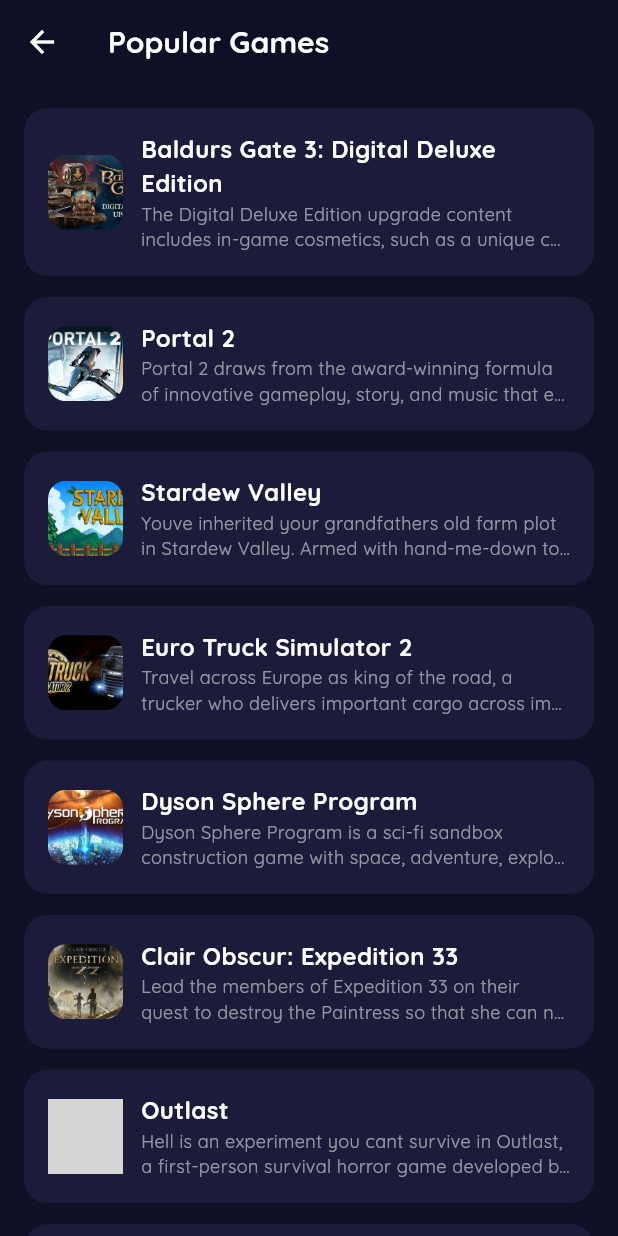
After one commit to FernandoAntonius/ProyekPAB1, a Flutter app: the screen it shows after launch, after a tap on "Show all", on a phone screen of 412 x 824 dp. The commit adds this screen. Run offline on Flutter 3.47's test engine with Material 3 defaults, Android fonts, the phone set to English and light mode, and no system bars; our stand-ins replace cached_network_image, shared_preferences; missing offline and left inert: encrypt; network calls fail; grey boxes are pictures that could not be loaded.

Commit message:
Sorting Popular Games by rating dan Sorting New Release by date & screen new release sama popular plus tombol show all

```diff
--- a/gamepedia/lib/data/game_data.dart
+++ b/gamepedia/lib/data/game_data.dart
@@ -113,6 +113,7 @@ var gameList = [
       },
     },
     isFavorite: false,
+
   ),
   Game(
     title: 'Dark and Darker',
@@ -183,6 +184,7 @@ var gameList = [
       },
     },
     isFavorite: false,
+
   ),
   Game(
     title: 'PEAK',
@@ -253,6 +255,7 @@ var gameList = [
       },
     },
     isFavorite: false,
+
   ),
   Game(
     title: 'Chained Together',
@@ -288,6 +291,7 @@ var gameList = [
       },
     },
     isFavorite: false,
+
   ),
   Game(
     title: 'Once Human',
--- a/gamepedia/lib/models/game.dart
+++ b/gamepedia/lib/models/game.dart
@@ -10,7 +10,6 @@ class Game {
   final String imageAssets;
   final List<String> screenShots;
   final Map<String, Map<String, String>> systemRequirements;
-  bool newRelease;
   bool isFavorite;
 
   Game({
@@ -25,7 +24,7 @@ class Game {
     required this.systemRequirements,
     this.isFavorite = false,
     required this.imageAssets,
-    this.newRelease = false,
     required this.rating,
+
   });
 }
--- a/gamepedia/lib/screens/home_screen.dart
+++ b/gamepedia/lib/screens/home_screen.dart
@@ -3,6 +3,8 @@ import 'package:gamepedia/data/game_data.dart';
 import 'package:gamepedia/models/game.dart';
 import 'package:gamepedia/screens/game_detail_screen.dart';
 import 'package:gamepedia/widgets/info_card.dart';
+import 'package:gamepedia/screens/new_release.dart';
+import 'package:gamepedia/screens/popular_game.dart';
 
 class HomeScreen extends StatefulWidget {
   const HomeScreen({super.key});
@@ -12,10 +14,32 @@ class HomeScreen extends StatefulWidget {
 }
 
 class _HomeScreenState extends State<HomeScreen> {
-  List<Game> _filteredGames = gameList;
+  List<Game> _filteredGames = [];
   String _searchQuery = '';
 
-  final List<Game> popularGames = gameList.take(5).toList();
+  late final List<Game> popularGames;
+  late final List<Game> newReleases;
+
+  @override
+  void initState() {
+    super.initState();
+    popularGames = (gameList
+        .where((game) => game.rating > 8)
+        .toList()
+      ..sort((a, b) => b.rating.compareTo(a.rating)))
+      .take(5)
+      .toList();
+
+    DateTime sixMonthAgo = DateTime.now().subtract(const Duration(days: 182));
+    newReleases = (gameList
+        .where((game) => game.releaseDate.isAfter(sixMonthAgo))
+        .toList()
+      ..sort((a, b) => b.releaseDate.compareTo(a.releaseDate)))
+      .take(5)
+      .toList();
+
+    _filteredGames = newReleases;
+  }
 
   @override
   Widget build(BuildContext context) {
@@ -87,7 +111,7 @@ class _HomeScreenState extends State<HomeScreen> {
                     onChanged: (value) {
                       setState(() {
                         _searchQuery = value;
-                        _filteredGames = gameList
+                        _filteredGames = newReleases
                             .where(
                               (g) => g.title.toLowerCase().contains(
                                 _searchQuery.toLowerCase(),
@@ -132,7 +156,7 @@ class _HomeScreenState extends State<HomeScreen> {
                 //POPULAR GAME
                 Row(
                   mainAxisAlignment: MainAxisAlignment.spaceBetween,
-                  children: const [
+                  children: [
                     // LEFT TITLE
                     Row(
                       children: [
@@ -153,12 +177,22 @@ class _HomeScreenState extends State<HomeScreen> {
                         ),
                       ],
                     ),
-                    Text(
+                    GestureDetector(
+                      onTap: () {
+                        Navigator.push(
+                          context,
+                          MaterialPageRoute(
+                            builder: (context) => PopularGamesScreen(),
+                          ),
+                        );
+                      },
+                      child: Text(
                         "Show all",
                         style: TextStyle(
                           color: Colors.white54,
                           fontFamily: 'Quicksand',
                           fontSize: 14,
+                        ),
                       ),
                     ),
                   ],
@@ -233,12 +267,22 @@ class _HomeScreenState extends State<HomeScreen> {
                         ),
                       ],
                     ),
-                    Text(
+                    GestureDetector(
+                      onTap: () {
+                        Navigator.push(
+                          context,
+                          MaterialPageRoute(
+                            builder: (context) => NewReleasesScreen(),
+                          ),
+                        );
+                      },
+                      child: Text(
                         "Show all",
                         style: TextStyle(
                           color: Colors.white54,
                           fontFamily: 'Quicksand',
                           fontSize: 14,
+                        ),
                       ),
                     ),
                   ],
--- /dev/null
+++ b/gamepedia/lib/screens/popular_game.dart
@@ -0,0 +1,111 @@
+import 'package:flutter/material.dart';
+import 'package:gamepedia/data/game_data.dart';
+import 'package:gamepedia/screens/game_detail_screen.dart';
+
+class PopularGamesScreen extends StatelessWidget {
+  const PopularGamesScreen({super.key});
+
+  @override
+  Widget build(BuildContext context) {
+    final popularGames = gameList
+        .where((game) => game.rating > 8)
+        .toList()
+      ..sort((a, b) => b.rating.compareTo(a.rating));
+
+    return Scaffold(
+      backgroundColor: const Color(0xFF0E1126),
+      appBar: AppBar(
+        backgroundColor: const Color(0xFF0E1126),
+        elevation: 0,
+        leading: IconButton(
+          icon: const Icon(Icons.arrow_back, color: Colors.white),
+          onPressed: () => Navigator.of(context).pop(),
+        ),
+        title: const Text(
+          "Popular Games",
+          style: TextStyle(
+            color: Colors.white,
+            fontFamily: 'Quicksand',
+            fontSize: 20,
+            fontWeight: FontWeight.bold,
+          ),
+        ),
+      ),
+      body: SafeArea(
+        child: Padding(
+          padding: const EdgeInsets.symmetric(horizontal: 16),
+          child: Column(
+            crossAxisAlignment: CrossAxisAlignment.start,
+            children: [
+              const SizedBox(height: 16),
+              Expanded(
+                child: ListView.builder(
+                  itemCount: popularGames.length,
+                  itemBuilder: (context, index) {
+                    final game = popularGames[index];
+                    return GestureDetector(
+                      onTap: () {
+                        Navigator.push(
+                          context,
+                          MaterialPageRoute(
+                            builder: (context) => GameDetailScreen(game: game),
+                          ),
+                        );
+                      },
+                      child: Container(
+                        margin: const EdgeInsets.only(bottom: 14),
+                        padding: const EdgeInsets.all(16),
+                        decoration: BoxDecoration(
+                          color: const Color(0xFF1A1C3A),
+                          borderRadius: BorderRadius.circular(16),
+                        ),
+                        child: Row(
+                          children: [
+                            ClipRRect(
+                              borderRadius: BorderRadius.circular(12),
+                              child: Image.asset(
+                                game.imageAssets,
+                                width: 50,
+                                height: 50,
+                                fit: BoxFit.cover,
+                              ),
+                            ),
+                            const SizedBox(width: 12),
+                            Expanded(
+                              child: Column(
+                                crossAxisAlignment: CrossAxisAlignment.start,
+                                children: [
+                                  Text(
+                                    game.title,
+                                    style: const TextStyle(
+                                      color: Colors.white,
+                                      fontSize: 16,
+                                      fontWeight: FontWeight.bold,
+                                    ),
+                                  ),
+                                  Text(
+                                    game.description,
+                                    style: const TextStyle(
+                                      color: Colors.white54,
+                                      fontSize: 12,
+                                    ),
+                                    maxLines: 2,
+                                    overflow: TextOverflow.ellipsis,
+                                  ),
+                                ],
+                              ),
+                            ),
+                          ],
+                        ),
+                      ),
+                    );
+                  },
+                ),
+              ),
+            ],
+          ),
+        ),
+      ),
+    );
+  }
+}
```
Also changed, not shown: gamepedia/lib/screens/new_release.dart (added, +112 -0 lines). Lines whose indentation alone changed are shown as unchanged.
